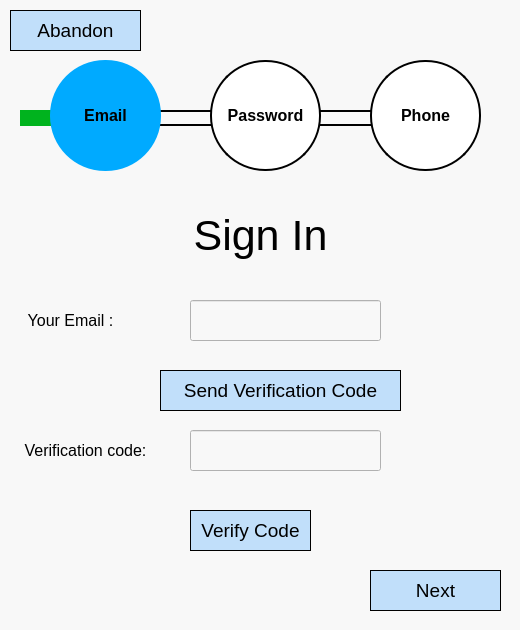
StegoMailo/Desktop-App, file UI_Files/Email Sign In.ui: the form before one commit.
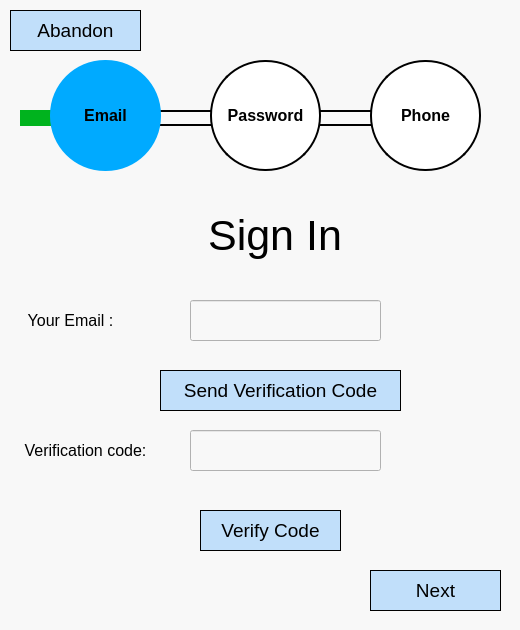
The form after the commit.

Commit message: Fixed Sign In Screens

Diff of the .ui file:
```diff
--- a/UI_Files/Email Sign In.ui
+++ b/UI_Files/Email Sign In.ui
@@ -103,9 +103,9 @@
   <widget class="QLabel" name="txtSignInTitle">
    <property name="geometry">
     <rect>
-     <x>180</x>
+     <x>140</x>
      <y>200</y>
-     <width>161</width>
+     <width>270</width>
      <height>71</height>
     </rect>
    </property>
@@ -302,9 +302,9 @@
    </property>
    <property name="geometry">
     <rect>
-     <x>190</x>
+     <x>200</x>
      <y>510</y>
-     <width>121</width>
+     <width>141</width>
      <height>41</height>
     </rect>
    </property>
```
The commit also changes 4 other files.
